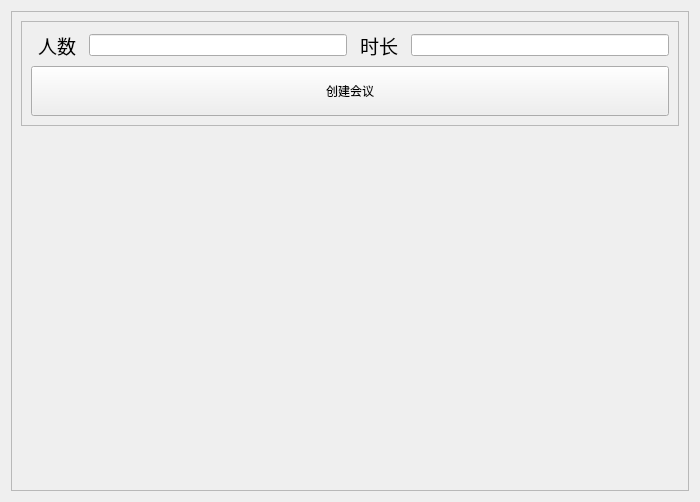
Above: src/ui/stack_create_meet.ui from wang-y-cell/CloudMeeting_Client before the change. Below: the same form after it.
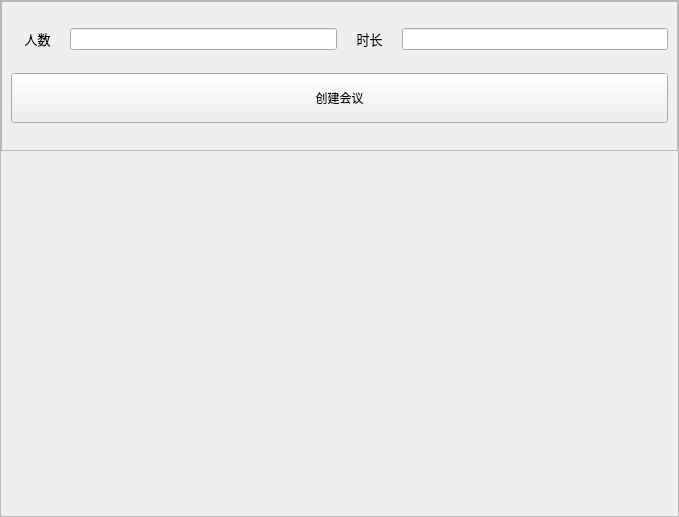
That is the form after the change.

Commit message: 完成create界面UI

```diff
--- a/src/ui/stack_create_meet.ui
+++ b/src/ui/stack_create_meet.ui
@@ -6,14 +6,26 @@
    <rect>
     <x>0</x>
     <y>0</y>
-    <width>700</width>
-    <height>502</height>
+    <width>679</width>
+    <height>517</height>
    </rect>
   </property>
   <property name="windowTitle">
    <string>Form</string>
   </property>
   <layout class="QHBoxLayout" name="horizontalLayout">
+   <property name="leftMargin">
+    <number>0</number>
+   </property>
+   <property name="topMargin">
+    <number>0</number>
+   </property>
+   <property name="rightMargin">
+    <number>0</number>
+   </property>
+   <property name="bottomMargin">
+    <number>0</number>
+   </property>
    <item>
     <widget class="QScrollArea" name="scrollArea">
      <property name="widgetResizable">
@@ -24,11 +36,23 @@
        <rect>
         <x>0</x>
         <y>0</y>
-        <width>680</width>
-        <height>482</height>
+        <width>677</width>
+        <height>515</height>
        </rect>
       </property>
       <layout class="QVBoxLayout" name="verticalLayout">
+       <property name="leftMargin">
+        <number>0</number>
+       </property>
+       <property name="topMargin">
+        <number>0</number>
+       </property>
+       <property name="rightMargin">
+        <number>0</number>
+       </property>
+       <property name="bottomMargin">
+        <number>0</number>
+       </property>
        <item>
         <widget class="QFrame" name="frame">
          <property name="sizePolicy">
@@ -40,7 +64,7 @@
          <property name="minimumSize">
           <size>
            <width>0</width>
-           <height>100</height>
+           <height>150</height>
           </size>
          </property>
          <property name="frameShape">
@@ -55,7 +79,7 @@
             <item>
              <widget class="QLabel" name="label_3">
               <property name="text">
-               <string>&lt;html&gt;&lt;head/&gt;&lt;body&gt;&lt;p align=&quot;center&quot;&gt;&lt;span style=&quot; font-size:14pt;&quot;&gt;时长&lt;/span&gt;&lt;/p&gt;&lt;/body&gt;&lt;/html&gt;</string>
+               <string>&lt;html&gt;&lt;head/&gt;&lt;body&gt;&lt;p align=&quot;center&quot;&gt;&lt;span style=&quot; font-size:10pt;&quot;&gt;时长&lt;/span&gt;&lt;/p&gt;&lt;/body&gt;&lt;/html&gt;</string>
               </property>
              </widget>
             </item>
@@ -93,7 +117,7 @@
                </size>
               </property>
               <property name="text">
-               <string>&lt;html&gt;&lt;head/&gt;&lt;body&gt;&lt;p align=&quot;center&quot;&gt;&lt;span style=&quot; font-size:14pt;&quot;&gt;人数&lt;/span&gt;&lt;/p&gt;&lt;/body&gt;&lt;/html&gt;</string>
+               <string>&lt;html&gt;&lt;head/&gt;&lt;body&gt;&lt;p align=&quot;center&quot;&gt;&lt;span style=&quot; font-size:10pt;&quot;&gt;人数&lt;/span&gt;&lt;/p&gt;&lt;/body&gt;&lt;/html&gt;</string>
               </property>
              </widget>
             </item>
```
Left out of the diff: 6 changed lines with no effect on the pictures. The commit also changes 10 other files.
